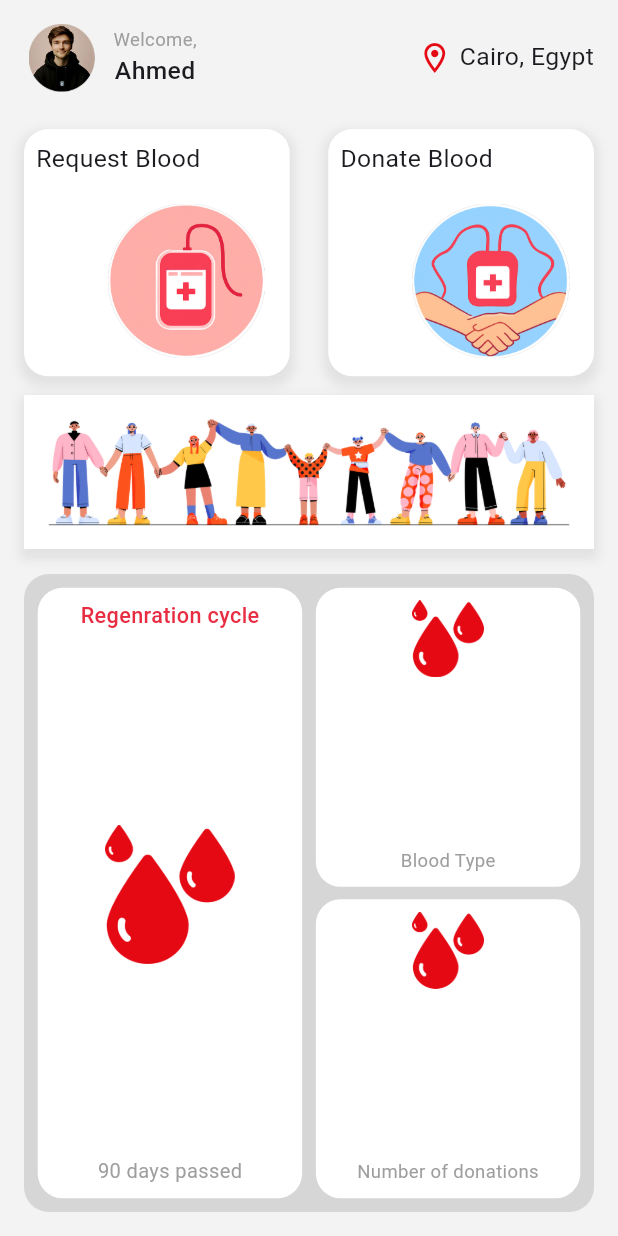
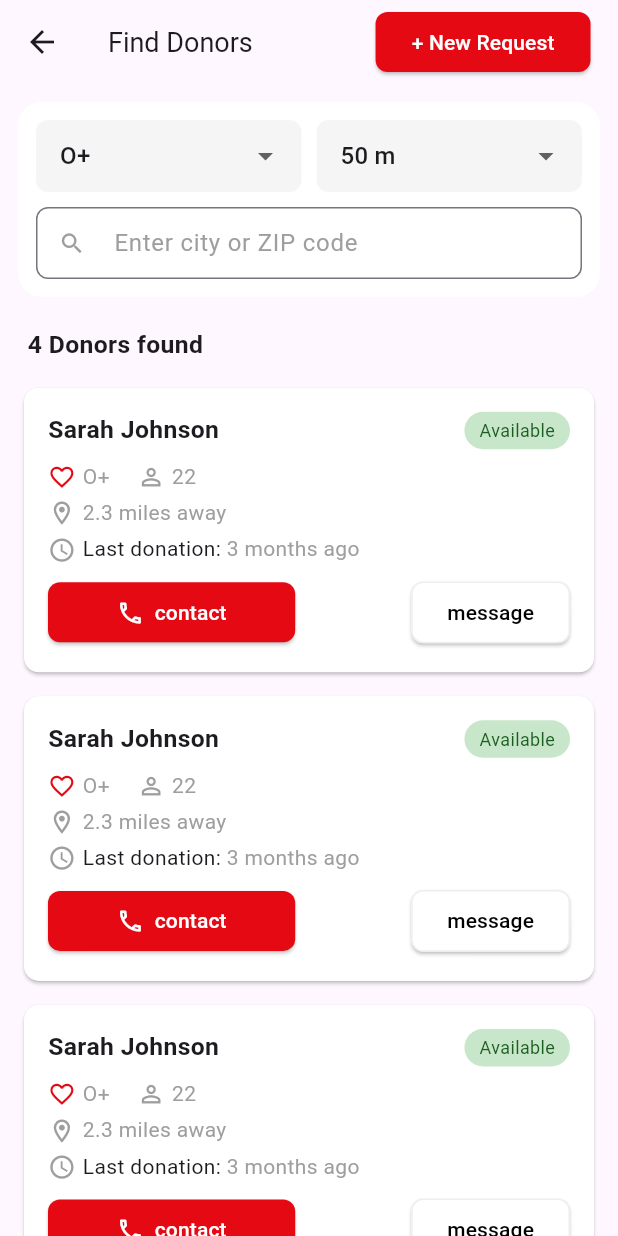
Before and after one commit to a7medragab22/BloodBank, a Flutter app: the HomeView screen opened directly, after a tap on "Request Blood", on a phone screen of 412 x 824 dp. Run offline on Flutter 3.47's test engine with Material 3 defaults, Android fonts, the phone set to English and light mode, and no system bars; our stand-ins replace flutter_bloc, flutter_screenutil, font_awesome_flutter.

Commit message:
create find donors screen with model and cubit

```diff
--- a/lib/core/Routes/app_route.dart
+++ b/lib/core/Routes/app_route.dart
@@ -1,7 +1,9 @@
 import 'package:blodbank/core/Routes/app_routes_name.dart';
 import 'package:blodbank/features/Home/presentation/Views/Donate/presentation/views/donate_view.dart';
-import 'package:blodbank/features/Home/presentation/Views/findLocation/presentation/cubits/findHospital/find_hospita_cubit.dart';
-import 'package:blodbank/features/Home/presentation/Views/findLocation/presentation/views/find_hospital_view.dart';
+import 'package:blodbank/features/Home/presentation/Views/Donate/presentation/widgets/findLocation/presentation/cubits/findHospital/find_hospita_cubit.dart';
+import 'package:blodbank/features/Home/presentation/Views/Donate/presentation/widgets/findLocation/presentation/views/find_hospital_view.dart';
+import 'package:blodbank/features/Home/presentation/Views/requestBlood/presentation/cubits/donorCubit/donor_cubit.dart';
+import 'package:blodbank/features/Home/presentation/Views/requestBlood/presentation/views/find_donors_view.dart';
 import 'package:blodbank/features/NavigationBar/presentation/Cubits/navigation/navigation_cubit.dart';
 import 'package:blodbank/features/NavigationBar/presentation/Views/navigation_bar.dart';
 import 'package:blodbank/features/Profile/presentation/Views/profile_view.dart';
@@ -42,5 +44,9 @@ class AppRoute {
       create: (context) => FindHospitaCubit()..loadHospital(),
       child: FindHospitalView(),
     ),
+    AppRoutesName.findDonors: (_) => BlocProvider(
+      create: (context) => DonorCubit()..loadDonors(),
+      child: FindDonorsView(),
+    ),
   };
 }
--- a/lib/core/Routes/app_routes_name.dart
+++ b/lib/core/Routes/app_routes_name.dart
@@ -10,4 +10,5 @@ class AppRoutesName {
   static const String navigationBBar = 'NavigationBBar';
   static const String profileView = 'ProfileView';
   static const String findHospital = 'findHospital';
+  static const String findDonors = 'findDonors';
 }
--- /dev/null
+++ b/lib/core/Servieces/phone_serviece.dart
@@ -0,0 +1,11 @@
+import 'package:url_launcher/url_launcher.dart';
+
+class PhoneService {
+  Future<void> makePhoneCall(String phoneNumber) async {
+    final Uri phoneUri = Uri.parse('tel:$phoneNumber');
+
+    if (!await launchUrl(phoneUri, mode: LaunchMode.externalApplication)) {
+      throw Exception('Could not launch $phoneNumber');
+    }
+  }
+}
--- a/lib/features/Home/presentation/Views/Donate/presentation/views/donate_view.dart
+++ b/lib/features/Home/presentation/Views/Donate/presentation/views/donate_view.dart
@@ -18,21 +18,35 @@ class DonateView extends StatelessWidget {
           child: Column(
             children: [
               Label(
+                text: 'Name:',
+                hintText: 'Enter your Name',
+                textAlign: TextAlign.left,
+                preffixIcon: Icons.person,
+              ),
+              SizedBox(height: 8.h),
+              Label(
                 text: 'Age:',
                 hintText: 'Enter your age',
                 textAlign: TextAlign.left,
                 preffixIcon: Icons.person,
               ),
-              SizedBox(height: 16.h),
+              SizedBox(height: 8.h),
+              Label(
+                text: 'Phone:',
+                hintText: 'Enter your mobile phone',
+                textAlign: TextAlign.left,
+                preffixIcon: Icons.person,
+              ),
+              SizedBox(height: 8.h),
               Label(
                 text: 'Last Donation Date:',
                 hintText: 'Enter the date of your last donation',
                 textAlign: TextAlign.left,
                 preffixIcon: Icons.date_range,
               ),
-              SizedBox(height: 16.h),
+              SizedBox(height: 8.h),
               ChoseGender(),
-              SizedBox(height: 16.h),
+              SizedBox(height: 8.h),
               SelectBlodType(),
               SizedBox(height: 16.h),
               WeightSlider(),
--- a/lib/features/Home/presentation/Views/findLocation/presentation/cubits/findHospital/find_hospita_cubit.dart
+++ b/lib/features/Home/presentation/Views/Donate/presentation/widgets/findLocation/presentation/cubits/findHospital/find_hospita_cubit.dart
@@ -1,4 +1,4 @@
-import 'package:blodbank/features/Home/presentation/Views/findLocation/presentation/model/find_hospital_model.dart';
+import 'package:blodbank/features/Home/presentation/Views/Donate/presentation/widgets/findLocation/presentation/model/find_hospital_model.dart';
 import 'package:flutter_bloc/flutter_bloc.dart';
 
 part 'find_hospita_state.dart';
--- a/lib/features/Home/presentation/Views/findLocation/presentation/views/find_hospital_view.dart
+++ b/lib/features/Home/presentation/Views/Donate/presentation/widgets/findLocation/presentation/views/find_hospital_view.dart
@@ -1,6 +1,6 @@
 import 'package:blodbank/core/themes/app_color.dart';
-import 'package:blodbank/features/Home/presentation/Views/findLocation/presentation/widgets/hospital_tab.dart';
-import 'package:blodbank/features/Home/presentation/Views/findLocation/presentation/widgets/person_tab.dart';
+import 'package:blodbank/features/Home/presentation/Views/Donate/presentation/widgets/findLocation/presentation/widgets/hospital_tab.dart';
+import 'package:blodbank/features/Home/presentation/Views/Donate/presentation/widgets/findLocation/presentation/widgets/person_tab.dart';
 import 'package:flutter/material.dart';
 import 'package:flutter_screenutil/flutter_screenutil.dart';
 
--- a/lib/features/Home/presentation/Views/findLocation/presentation/widgets/hospital_info_card.dart
+++ b/lib/features/Home/presentation/Views/Donate/presentation/widgets/findLocation/presentation/widgets/hospital_info_card.dart
@@ -1,5 +1,5 @@
 import 'package:blodbank/core/themes/app_color.dart';
-import 'package:blodbank/features/Home/presentation/Views/findLocation/presentation/model/find_hospital_model.dart';
+import 'package:blodbank/features/Home/presentation/Views/Donate/presentation/widgets/findLocation/presentation/model/find_hospital_model.dart';
 import 'package:flutter/material.dart';
 import 'package:flutter_screenutil/flutter_screenutil.dart';
 
--- a/lib/features/Home/presentation/Views/findLocation/presentation/widgets/hospital_tab.dart
+++ b/lib/features/Home/presentation/Views/Donate/presentation/widgets/findLocation/presentation/widgets/hospital_tab.dart
@@ -1,7 +1,7 @@
 import 'package:flutter/material.dart';
 import 'package:flutter_bloc/flutter_bloc.dart';
 import 'package:blodbank/core/themes/app_color.dart';
-import 'package:blodbank/features/Home/presentation/Views/findLocation/presentation/cubits/findHospital/find_hospita_cubit.dart';
+import 'package:blodbank/features/Home/presentation/Views/Donate/presentation/widgets/findLocation/presentation/cubits/findHospital/find_hospita_cubit.dart';
 import 'hospital_info_card.dart';
 
 class HospitalsTab extends StatelessWidget {
--- a/lib/features/Home/presentation/Views/findLocation/presentation/widgets/person_tab.dart
+++ b/lib/features/Home/presentation/Views/Donate/presentation/widgets/findLocation/presentation/widgets/person_tab.dart
@@ -1,4 +1,4 @@
-import 'package:blodbank/features/Home/presentation/Views/findLocation/presentation/widgets/person_info_card.dart';
+import 'package:blodbank/features/Home/presentation/Views/Donate/presentation/widgets/findLocation/presentation/widgets/person_info_card.dart';
 import 'package:flutter/material.dart';
 
 class PersonTap extends StatelessWidget {
--- a/lib/features/Home/presentation/Views/home_view.dart
+++ b/lib/features/Home/presentation/Views/home_view.dart
@@ -29,7 +29,9 @@ class HomeView extends StatelessWidget {
                 BlodActionSection(
                   name: 'Request Blood',
                   imagePath: 'Assets/images/request.png',
-                  onTap: () {},
+                  onTap: () {
+                    Navigator.pushNamed(context, AppRoutesName.findDonors);
+                  },
                 ),
                 BlodActionSection(
                   name: 'Donate Blood',
--- /dev/null
+++ b/lib/features/Home/presentation/Views/requestBlood/presentation/cubits/donorCubit/donor_cubit.dart
@@ -0,0 +1,63 @@
+import 'package:blodbank/core/Servieces/phone_serviece.dart';
+import 'package:blodbank/features/Home/presentation/Views/requestBlood/presentation/models/donor_model.dart';
+import 'package:flutter_bloc/flutter_bloc.dart';
+
+part 'donor_state.dart';
+
+class DonorCubit extends Cubit<DonorState> {
+  DonorCubit() : super(DonorInitial());
+  final PhoneService phoneService = PhoneService();
+  List<DonorModel> allDonors = [
+    DonorModel(
+      name: 'Sarah Johnson',
+      phoneNumber: '01091244780',
+      age: '22',
+      image: 'image',
+      bloodGroup: 'O+',
+      distance: 2.3,
+      lastDonationMonth: 3,
+      available: true,
+    ),
+    DonorModel(
+      name: 'Sarah Johnson',
+      phoneNumber: '01091244780',
+      age: '22',
+      image: 'image',
+      bloodGroup: 'O+',
+      distance: 2.3,
+      lastDonationMonth: 3,
+      available: true,
+    ),
+    DonorModel(
+      name: 'Sarah Johnson',
+      phoneNumber: '01091244780',
+      age: '22',
+      image: 'image',
+      bloodGroup: 'O+',
+      distance: 2.3,
+      lastDonationMonth: 3,
+      available: true,
+    ),
+    DonorModel(
+      name: 'Sarah Johnson',
+      phoneNumber: '01091244780',
+      age: '22',
+      image: 'image',
+      bloodGroup: 'O+',
+      distance: 2.3,
+      lastDonationMonth: 3,
+      available: true,
+    ),
+  ];
+  void loadDonors() {
+    emit(DonorLoaded(allDonors));
+  }
+
+  Future<void> callDonor(String phoneNumber) async {
+    try {
+      await phoneService.makePhoneCall(phoneNumber);
+    } catch (e) {
+      DonorError('failed to call donor');
+    }
+  }
+}
--- /dev/null
+++ b/lib/features/Home/presentation/Views/requestBlood/presentation/cubits/donorCubit/donor_state.dart
@@ -0,0 +1,14 @@
+part of 'donor_cubit.dart';
+
+abstract class DonorState {}
+
+class DonorInitial extends DonorState {}
+
+class DonorLoaded extends DonorState {
+  final List<DonorModel> donors;
+  DonorLoaded(this.donors);
+}
+class DonorError extends DonorState {
+  final String message;
+  DonorError(this.message);
+}
--- /dev/null
+++ b/lib/features/Home/presentation/Views/requestBlood/presentation/models/donor_model.dart
@@ -0,0 +1,21 @@
+class DonorModel {
+  final String name;
+  final String phoneNumber;
+  final String age;
+  final String image;
+  final String bloodGroup;
+  final double distance;
+  final int lastDonationMonth;
+  final bool available;
+
+  DonorModel({
+    required this.name,
+    required this.phoneNumber,
+    required this.age,
+    required this.image,
+    required this.bloodGroup,
+    required this.distance,
+    required this.lastDonationMonth,
+    required this.available,
+  });
+}
--- /dev/null
+++ b/lib/features/Home/presentation/Views/requestBlood/presentation/views/find_donors_view.dart
@@ -0,0 +1,86 @@
+import 'package:blodbank/core/themes/app_color.dart';
+import 'package:blodbank/features/Home/presentation/Views/requestBlood/presentation/cubits/donorCubit/donor_cubit.dart';
+import 'package:blodbank/features/Home/presentation/Views/requestBlood/presentation/widgets/donor_card.dart';
+import 'package:blodbank/features/Home/presentation/Views/requestBlood/presentation/widgets/filter_section.dart';
+import 'package:flutter/material.dart';
+import 'package:flutter_bloc/flutter_bloc.dart';
+import 'package:flutter_screenutil/flutter_screenutil.dart';
+
+class FindDonorsView extends StatelessWidget {
+  const FindDonorsView({super.key});
+
+  @override
+  Widget build(BuildContext context) {
+    return Scaffold(
+      appBar: appBarFindDonors(),
+
+      body: Column(
+        children: [
+          const FilterSection(),
+
+          Expanded(
+            child: BlocBuilder<DonorCubit, DonorState>(
+              builder: (context, state) {
+                int count = 0;
+                if (state is DonorLoaded) {
+                  count = state.donors.length;
+                  return Column(
+                    crossAxisAlignment: CrossAxisAlignment.start,
+                    children: [
+                      Padding(
+                        padding: EdgeInsets.symmetric(
+                          horizontal: 16.w,
+                          vertical: 8.h,
+                        ),
+                        child: Text(
+                          '$count Donors found',
+                          style: TextStyle(
+                            fontWeight: FontWeight.bold,
+                            fontSize: 16.sp,
+                          ),
+                        ),
+                      ),
+                      Expanded(
+                        child: ListView.builder(
+                          itemCount: state.donors.length,
+                          itemBuilder: (_, index) {
+                            return DonorCard(donor: state.donors[index]);
+                          },
+                        ),
+                      ),
+                    ],
+                  );
+                }
+                return const Center(
+                  child: CircularProgressIndicator(
+                    color: AppColor.kPrimaryColor,
+                  ),
+                );
+              },
+            ),
+          ),
+        ],
+      ),
+    );
+  }
+
+  AppBar appBarFindDonors() {
+    return AppBar(
+      title: const Text("Find Donors", style: TextStyle(fontSize: 18)),
+      actions: [
+        ElevatedButton(
+          style: ElevatedButton.styleFrom(
+            backgroundColor: AppColor.kPrimaryColor,
+            foregroundColor: Colors.white,
+            shape: RoundedRectangleBorder(
+              borderRadius: BorderRadius.circular(8),
+            ),
+          ),
+          onPressed: () {},
+          child: Text('+ New Request'),
+        ),
+        SizedBox(width: 16.w),
+      ],
+    );
+  }
+}
--- /dev/null
+++ b/lib/features/Home/presentation/Views/requestBlood/presentation/widgets/donor_card.dart
@@ -0,0 +1,161 @@
+import 'package:blodbank/core/themes/app_color.dart';
+import 'package:blodbank/features/Home/presentation/Views/requestBlood/presentation/cubits/donorCubit/donor_cubit.dart';
+import 'package:blodbank/features/Home/presentation/Views/requestBlood/presentation/models/donor_model.dart';
+import 'package:flutter/material.dart';
+import 'package:flutter_bloc/flutter_bloc.dart';
+import 'package:flutter_screenutil/flutter_screenutil.dart';
+
+class DonorCard extends StatelessWidget {
+  final DonorModel donor;
+
+  const DonorCard({super.key, required this.donor});
+
+  @override
+  Widget build(BuildContext context) {
+    return Card(
+      color: Colors.white,
+      margin: const EdgeInsets.symmetric(vertical: 8, horizontal: 16),
+      shape: RoundedRectangleBorder(borderRadius: BorderRadius.circular(10)),
+      child: Padding(
+        padding: const EdgeInsets.all(16),
+        child: Column(
+          crossAxisAlignment: CrossAxisAlignment.start,
+          children: [
+            Row(
+              children: [
+                Text(
+                  donor.name,
+                  style: TextStyle(
+                    fontSize: 16.sp,
+                    fontWeight: FontWeight.bold,
+                  ),
+                ),
+                Spacer(),
+                StatusChip(text: "Available", color: Colors.green.shade100),
+              ],
+            ),
+
+            SizedBox(height: 8.h),
+            Row(
+              children: [
+                Icon(
+                  Icons.favorite_outline,
+                  size: 18.sp,
+                  color: AppColor.kPrimaryColor,
+                ),
+                SizedBox(width: 4.w),
+                Text(donor.bloodGroup, style: TextStyle(color: Colors.grey)),
+                SizedBox(width: 16.w),
+                Icon(Icons.person_outline, size: 18.sp, color: Colors.grey),
+                SizedBox(width: 4.w),
+                Text(donor.age, style: TextStyle(color: Colors.grey)),
+              ],
+            ),
+            SizedBox(height: 4.h),
+            Row(
+              children: [
+                Icon(
+                  Icons.location_on_outlined,
+                  size: 18.sp,
+                  color: Colors.grey,
+                ),
+                SizedBox(width: 4.w),
+                Text(
+                  "${donor.distance} miles away",
+                  style: TextStyle(color: Colors.grey),
+                ),
+              ],
+            ),
+            SizedBox(height: 4.h),
+            Row(
+              children: [
+                Icon(
+                  Icons.access_time_outlined,
+                  size: 18.sp,
+                  color: Colors.grey,
+                ),
+                SizedBox(width: 4.w),
+                Expanded(
+                  child: Row(
+                    children: [
+                      Text('Last donation: '),
+                      Text(
+                        "${donor.lastDonationMonth} months ago",
+                        style: TextStyle(color: Colors.grey),
+                      ),
+                    ],
+                  ),
+                ),
+              ],
+            ),
+            SizedBox(height: 8.h),
+            Row(
+              children: [
+                ElevatedButton(
+                  style: ElevatedButton.styleFrom(
+                    backgroundColor: AppColor.kPrimaryColor,
+                    foregroundColor: Colors.white,
+                    minimumSize: Size(.4.sw, 40),
+                    shape: RoundedRectangleBorder(
+                      borderRadius: BorderRadius.circular(8),
+                    ),
+                  ),
+
+                  onPressed: () {
+                    context.read<DonorCubit>().callDonor(donor.phoneNumber);
+                  },
+
+                  child: Row(
+                    children: [
+                      Icon(Icons.phone_outlined, size: 18.sp),
+                      SizedBox(width: 6.w),
+                      Text('contact'),
+                    ],
+                  ),
+                ),
+                Spacer(),
+                ElevatedButton(
+                  style: ElevatedButton.styleFrom(
+                    backgroundColor: Colors.white,
+                    foregroundColor: Colors.black,
+                    minimumSize: Size(.2.sw, 40.h),
+                    shape: RoundedRectangleBorder(
+                      borderRadius: BorderRadius.circular(8),
+                    ),
+                    side: BorderSide(color: Colors.grey.shade200),
+                  ),
+
+                  onPressed: () {},
+
+                  child: Row(children: [Text('message')]),
+                ),
+              ],
+            ),
+          ],
+        ),
+      ),
+    );
+  }
+}
+
+class StatusChip extends StatelessWidget {
+  final String text;
+  final Color color;
+
+  const StatusChip({super.key, required this.text, required this.color});
+
+  @override
+  Widget build(BuildContext context) {
+    return Container(
+      padding: const EdgeInsets.symmetric(horizontal: 10, vertical: 4),
+      decoration: BoxDecoration(
+        color: color,
+        borderRadius: BorderRadius.circular(20),
+      ),
+      child: Text(
+        text,
+        style: TextStyle(color: Colors.green.shade900, fontSize: 12),
+      ),
+    );
+  }
+}
--- /dev/null
+++ b/lib/features/Home/presentation/Views/requestBlood/presentation/widgets/filter_section.dart
@@ -0,0 +1,105 @@
+import 'package:flutter/material.dart';
+import 'package:flutter_screenutil/flutter_screenutil.dart';
+
+class FilterSection extends StatelessWidget {
+  const FilterSection({super.key});
+
+  @override
+  Widget build(BuildContext context) {
+    return Container(
+      margin: const EdgeInsets.all(12),
+      padding: const EdgeInsets.all(12),
+      decoration: BoxDecoration(
+        borderRadius: BorderRadius.circular(16),
+        color: Colors.white,
+      ),
+      child: Column(
+        children: [
+          Row(
+            children: [
+              Expanded(
+                child: AppDropdownField(
+                  value: 'O+',
+                  items: const [
+                    'A+',
+                    'A-',
+                    'B-',
+                    'B+',
+                    'O+',
+                    'O-',
+                    'AB+',
+                    'AB-',
+                  ],
+                  onChanged: (value) {},
+                ),
+              ),
+              const SizedBox(width: 10),
+              Expanded(
+                child: AppDropdownField(
+                  value: '50 m',
+                  items: const [
+                    '50 m',
+                    '100 m',
+                    '500 m',
+                    '1 k',
+                    '2 k',
+                    '5 k',
+                    '10 k',
+                    '15 k',
+                    '20 k',
+                  ],
+                  onChanged: (value) {},
+                ),
+              ),
+            ],
+          ),
+          const SizedBox(height: 10),
+          TextField(
+            decoration: InputDecoration(
+              isDense: true,
+              hintText: "Enter city or ZIP code",
+              hintStyle: TextStyle(color: Colors.grey),
+              prefixIcon: Icon(Icons.search_outlined, color: Colors.grey),
+              border: OutlineInputBorder(
+                borderRadius: BorderRadius.circular(8),
+              ),
+            ),
+          ),
+        ],
+      ),
+    );
+  }
+}
+
+class AppDropdownField extends StatelessWidget {
+  final String? value;
+  final List<String> items;
+  final Function(String?) onChanged;
+
+  const AppDropdownField({
+    super.key,
+    required this.value,
+    required this.items,
+    required this.onChanged,
+  });
+
+  @override
+  Widget build(BuildContext context) {
+    return DropdownButtonFormField<String>(
+      initialValue: value,
+      decoration: InputDecoration(
+        filled: true,
+        fillColor: Colors.grey.shade100,
+        border: OutlineInputBorder(
+          borderRadius: BorderRadius.circular(8),
+          borderSide: BorderSide.none,
+        ),
+        contentPadding: EdgeInsets.symmetric(horizontal: 12, vertical: 6.h),
+      ),
+      items: items
+          .map((e) => DropdownMenuItem(value: e, child: Text(e)))
+          .toList(),
+      onChanged: onChanged,
+    );
+  }
+}
--- a/pubspec.yaml
+++ b/pubspec.yaml
@@ -38,6 +38,7 @@ dependencies:
   font_awesome_flutter: ^10.12.0
   google_nav_bar: ^5.0.7
   salomon_bottom_bar: ^3.3.2
+  url_launcher: ^6.3.2
 
 dev_dependencies:
   flutter_lints: ^5.0.0
```
Also changed, not shown: lib/features/Home/presentation/Views/Donate/presentation/widgets/findLocation/presentation/cubits/findHospital/find_hospita_state.dart (renamed from lib/features/Home/presentation/Views/findLocation/presentation/cubits/findHospital/find_hospita_state.dart), lib/features/Home/presentation/Views/Donate/presentation/widgets/findLocation/presentation/model/find_hospital_model.dart (renamed from lib/features/Home/presentation/Views/findLocation/presentation/model/find_hospital_model.dart), lib/features/Home/presentation/Views/Donate/presentation/widgets/findLocation/presentation/widgets/person_info_card.dart (renamed from lib/features/Home/presentation/Views/findLocation/presentation/widgets/person_info_card.dart), pubspec.lock, 5 other files.
